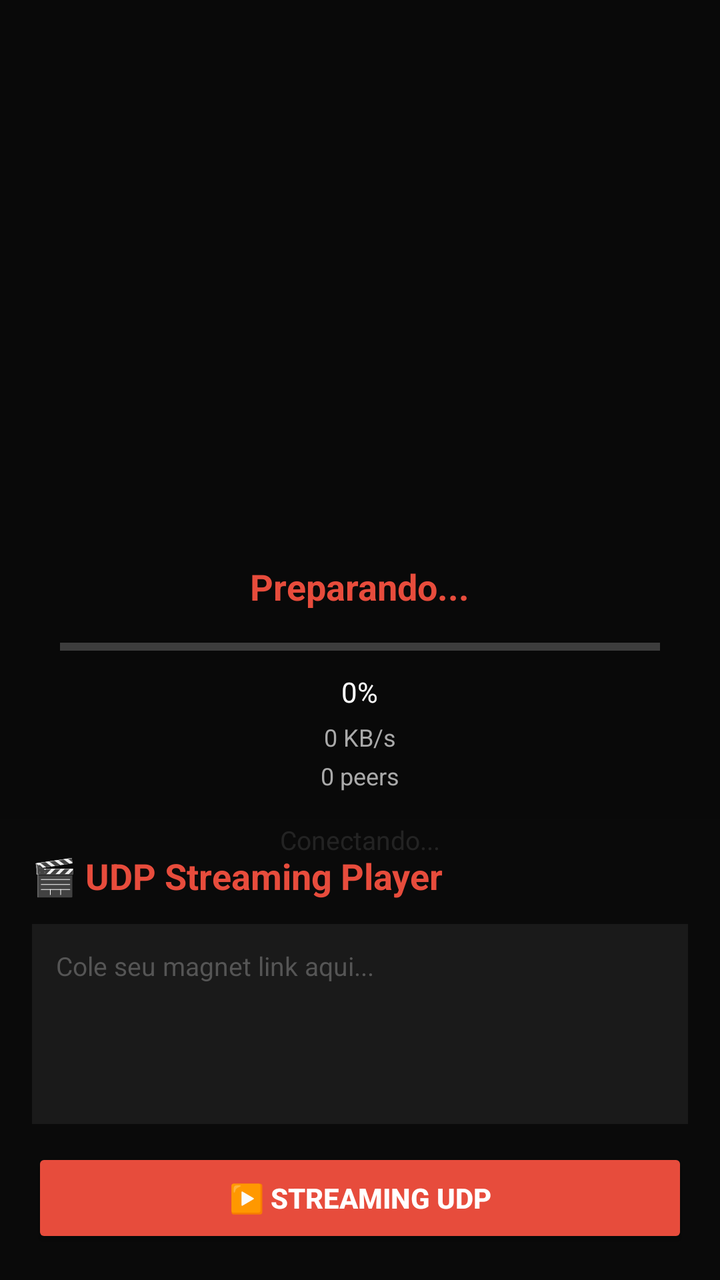
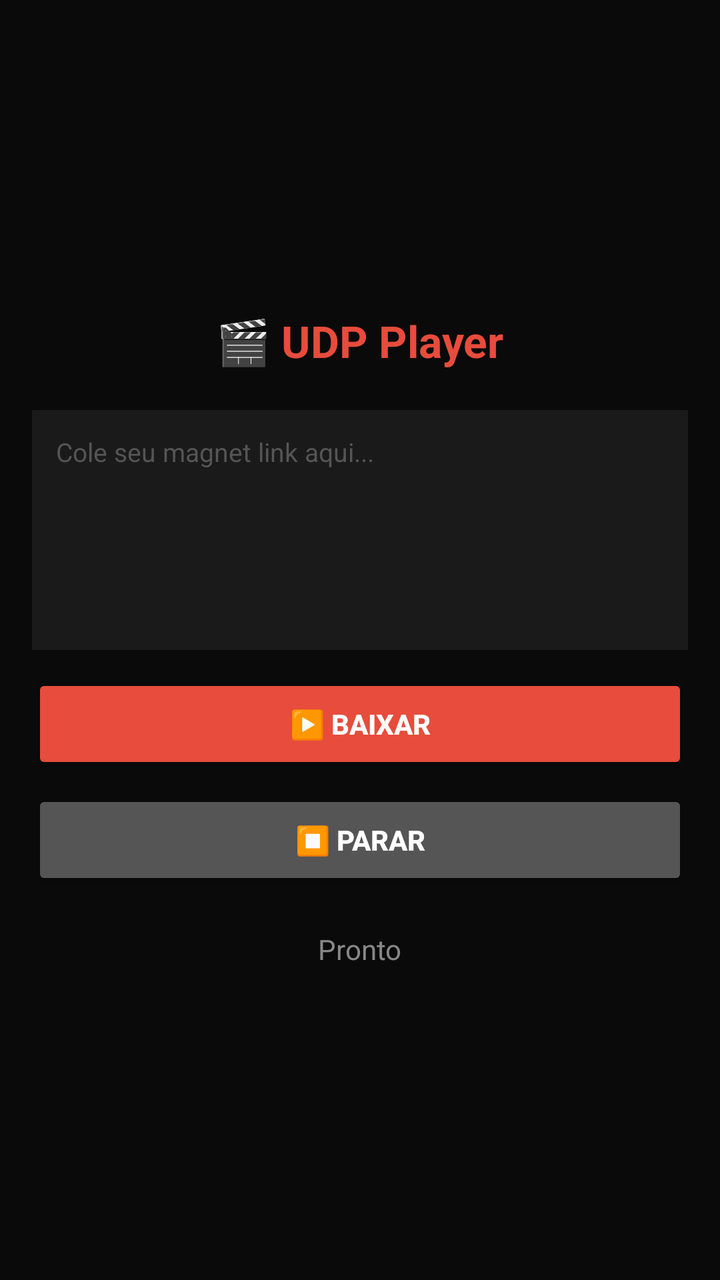

Compare the two renders of this Android layout. The source of the first and the diff that turns it into the second are given below.
<!-- AndroidManifest.xml: application theme Theme.AppCompat.NoActionBar -->
<!-- res/layout/activity_main.xml -->
<?xml version="1.0" encoding="utf-8"?>
<FrameLayout xmlns:android="http://schemas.android.com/apk/res/android"
    android:layout_width="match_parent"
    android:layout_height="match_parent"
    android:background="#0a0a0a">
    
    <VideoView
        android:id="@+id/video_view"
        android:layout_width="match_parent"
        android:layout_height="match_parent"
        android:visibility="gone" />
    
    <LinearLayout
        android:id="@+id/loading_overlay"
        android:layout_width="match_parent"
        android:layout_height="match_parent"
        android:gravity="center"
        android:orientation="vertical"
        android:background="#dd0a0a0a"
        android:visibility="visible">
        
        <ProgressBar
            android:layout_width="50dp"
            android:layout_height="50dp"
            android:indeterminateTint="#e74c3c" />
        
        <TextView
            android:id="@+id/loading_title"
            android:layout_width="wrap_content"
            android:layout_height="wrap_content"
            android:layout_marginTop="20dp"
            android:text="Preparando..."
            android:textColor="#e74c3c"
            android:textSize="18sp"
            android:textStyle="bold" />
        
        <ProgressBar
            android:id="@+id/buffer_bar"
            style="?android:attr/progressBarStyleHorizontal"
            android:layout_width="match_parent"
            android:layout_height="6dp"
            android:layout_marginStart="30dp"
            android:layout_marginEnd="30dp"
            android:layout_marginTop="15dp"
            android:progressTint="#e74c3c" />
        
        <TextView
            android:id="@+id/loading_progress"
            android:layout_width="wrap_content"
            android:layout_height="wrap_content"
            android:layout_marginTop="10dp"
            android:text="0%"
            android:textColor="#fff"
            android:textSize="14sp" />
        
        <TextView
            android:id="@+id/loading_speed"
            android:layout_width="wrap_content"
            android:layout_height="wrap_content"
            android:layout_marginTop="5dp"
            android:text="0 KB/s"
            android:textColor="#aaa"
            android:textSize="12sp" />
        
        <TextView
            android:id="@+id/loading_peers"
            android:layout_width="wrap_content"
            android:layout_height="wrap_content"
            android:layout_marginTop="3dp"
            android:text="0 peers"
            android:textColor="#aaa"
            android:textSize="12sp" />
        
        <TextView
            android:id="@+id/loading_status"
            android:layout_width="wrap_content"
            android:layout_height="wrap_content"
            android:layout_marginTop="15dp"
            android:text="Conectando..."
            android:textColor="#888"
            android:textSize="13sp" />
    </LinearLayout>
    
    <LinearLayout
        android:id="@+id/control_panel"
        android:layout_width="match_parent"
        android:layout_height="wrap_content"
        android:layout_gravity="bottom"
        android:orientation="vertical"
        android:padding="16dp"
        android:background="#cc0a0a0a">
        
        <TextView
            android:layout_width="wrap_content"
            android:layout_height="wrap_content"
            android:text="🎬 UDP Streaming Player"
            android:textColor="#e74c3c"
            android:textSize="18sp"
            android:textStyle="bold"
            android:layout_marginBottom="12dp" />
        
        <EditText
            android:id="@+id/magnet_input"
            android:layout_width="match_parent"
            android:layout_height="100dp"
            android:background="#1a1a1a"
            android:gravity="top"
            android:hint="Cole seu magnet link aqui..."
            android:textColorHint="#555"
            android:inputType="textMultiLine"
            android:padding="12dp"
            android:textColor="#fff"
            android:textSize="13sp" />
        
        <Button
            android:id="@+id/btn_play"
            android:layout_width="match_parent"
            android:layout_height="50dp"
            android:layout_marginTop="12dp"
            android:backgroundTint="#e74c3c"
            android:text="▶️ STREAMING UDP"
            android:textColor="#fff"
            android:textStyle="bold" />
        
        <LinearLayout
            android:id="@+id/stats_row"
            android:layout_width="match_parent"
            android:layout_height="wrap_content"
            android:layout_marginTop="12dp"
            android:orientation="horizontal"
            android:visibility="gone">
            
            <LinearLayout
                android:layout_width="0dp"
                android:layout_height="wrap_content"
                android:layout_weight="1"
                android:gravity="center"
                android:orientation="vertical"
                android:background="#1a1a1a"
                android:padding="8dp"
                android:layout_margin="2dp">
                <TextView android:id="@+id/stat_progress" android:text="0%" android:textColor="#e74c3c" android:textSize="16sp" android:textStyle="bold" />
                <TextView android:text="Progresso" android:textColor="#888" android:textSize="10sp" />
            </LinearLayout>
            
            <LinearLayout
                android:layout_width="0dp"
                android:layout_height="wrap_content"
                android:layout_weight="1"
                android:gravity="center"
                android:orientation="vertical"
                android:background="#1a1a1a"
                android:padding="8dp"
                android:layout_margin="2dp">
                <TextView android:id="@+id/stat_speed" android:text="0 KB/s" android:textColor="#e74c3c" android:textSize="16sp" android:textStyle="bold" />
                <TextView android:text="Velocidade" android:textColor="#888" android:textSize="10sp" />
            </LinearLayout>
            
            <LinearLayout
                android:layout_width="0dp"
                android:layout_height="wrap_content"
                android:layout_weight="1"
                android:gravity="center"
                android:orientation="vertical"
                android:background="#1a1a1a"
                android:padding="8dp"
                android:layout_margin="2dp">
                <TextView android:id="@+id/stat_peers" android:text="0" android:textColor="#e74c3c" android:textSize="16sp" android:textStyle="bold" />
                <TextView android:text="Peers UDP" android:textColor="#888" android:textSize="10sp" />
            </LinearLayout>
        </LinearLayout>
        
        <Button
            android:id="@+id/btn_stop"
            android:layout_width="match_parent"
            android:layout_height="50dp"
            android:layout_marginTop="8dp"
            android:backgroundTint="#555555"
            android:text="⏹️ PARAR"
            android:textColor="#fff"
            android:textStyle="bold"
            android:visibility="gone" />
    </LinearLayout>
    
</FrameLayout>
<!-- resources referenced by this layout -->
<resources>

</resources>

<!-- the commit's change to res/layout/activity_main.xml (unified diff, before → after) -->
@@ -1,185 +1,61 @@
 <?xml version="1.0" encoding="utf-8"?>
-<FrameLayout xmlns:android="http://schemas.android.com/apk/res/android"
+<LinearLayout xmlns:android="http://schemas.android.com/apk/res/android"
     android:layout_width="match_parent"
     android:layout_height="match_parent"
-    android:background="#0a0a0a">
+    android:orientation="vertical"
+    android:background="#0a0a0a"
+    android:padding="16dp"
+    android:gravity="center">
     
-    <VideoView
-        android:id="@+id/video_view"
+    <TextView
+        android:layout_width="wrap_content"
+        android:layout_height="wrap_content"
+        android:text="🎬 UDP Player"
+        android:textColor="#e74c3c"
+        android:textSize="22sp"
+        android:textStyle="bold"
+        android:layout_marginBottom="20dp" />
+    
+    <EditText
+        android:id="@+id/magnet_input"
         android:layout_width="match_parent"
-        android:layout_height="match_parent"
-        android:visibility="gone" />
+        android:layout_height="120dp"
+        android:background="#1a1a1a"
+        android:gravity="top"
+        android:hint="Cole seu magnet link aqui..."
+        android:textColorHint="#555"
+        android:inputType="textMultiLine"
+        android:padding="12dp"
+        android:textColor="#fff"
+        android:textSize="13sp" />
     
-    <LinearLayout
-        android:id="@+id/loading_overlay"
+    <Button
+        android:id="@+id/btn_play"
         android:layout_width="match_parent"
-        android:layout_height="match_parent"
-        android:gravity="center"
-        android:orientation="vertical"
-        android:background="#dd0a0a0a"
-        android:visibility="visible">
-        
-        <ProgressBar
-            android:layout_width="50dp"
-            android:layout_height="50dp"
-            android:indeterminateTint="#e74c3c" />
-        
-        <TextView
-            android:id="@+id/loading_title"
-            android:layout_width="wrap_content"
-            android:layout_height="wrap_content"
-            android:layout_marginTop="20dp"
-            android:text="Preparando..."
-            android:textColor="#e74c3c"
-            android:textSize="18sp"
-            android:textStyle="bold" />
-        
-        <ProgressBar
-            android:id="@+id/buffer_bar"
-            style="?android:attr/progressBarStyleHorizontal"
-            android:layout_width="match_parent"
-            android:layout_height="6dp"
-            android:layout_marginStart="30dp"
-            android:layout_marginEnd="30dp"
-            android:layout_marginTop="15dp"
-            android:progressTint="#e74c3c" />
-        
-        <TextView
-            android:id="@+id/loading_progress"
-            android:layout_width="wrap_content"
-            android:layout_height="wrap_content"
-            android:layout_marginTop="10dp"
-            android:text="0%"
-            android:textColor="#fff"
-            android:textSize="14sp" />
-        
-        <TextView
-            android:id="@+id/loading_speed"
-            android:layout_width="wrap_content"
-            android:layout_height="wrap_content"
-            android:layout_marginTop="5dp"
-            android:text="0 KB/s"
-            android:textColor="#aaa"
-            android:textSize="12sp" />
-        
-        <TextView
-            android:id="@+id/loading_peers"
-            android:layout_width="wrap_content"
-            android:layout_height="wrap_content"
-            android:layout_marginTop="3dp"
-            android:text="0 peers"
-            android:textColor="#aaa"
-            android:textSize="12sp" />
-        
-        <TextView
-            android:id="@+id/loading_status"
-            android:layout_width="wrap_content"
-            android:layout_height="wrap_content"
-            android:layout_marginTop="15dp"
-            android:text="Conectando..."
-            android:textColor="#888"
-            android:textSize="13sp" />
-    </LinearLayout>
+        android:layout_height="50dp"
+        android:layout_marginTop="12dp"
+        android:backgroundTint="#e74c3c"
+        android:text="▶️ BAIXAR"
+        android:textColor="#fff"
+        android:textStyle="bold" />
     
-    <LinearLayout
-        android:id="@+id/control_panel"
+    <Button
+        android:id="@+id/btn_stop"
         android:layout_width="match_parent"
+        android:layout_height="50dp"
+        android:layout_marginTop="8dp"
+        android:backgroundTint="#555"
+        android:text="⏹️ PARAR"
+        android:textColor="#fff"
+        android:textStyle="bold" />
+    
+    <TextView
+        android:id="@+id/loading_status"
+        android:layout_width="wrap_content"
         android:layout_height="wrap_content"
-        android:layout_gravity="bottom"
-        android:orientation="vertical"
-        android:padding="16dp"
-        android:background="#cc0a0a0a">
-        
-        <TextView
-            android:layout_width="wrap_content"
-            android:layout_height="wrap_content"
-            android:text="🎬 UDP Streaming Player"
-            android:textColor="#e74c3c"
-            android:textSize="18sp"
-            android:textStyle="bold"
-            android:layout_marginBottom="12dp" />
-        
-        <EditText
-            android:id="@+id/magnet_input"
-            android:layout_width="match_parent"
-            android:layout_height="100dp"
-            android:background="#1a1a1a"
-            android:gravity="top"
-            android:hint="Cole seu magnet link aqui..."
-            android:textColorHint="#555"
-            android:inputType="textMultiLine"
-            android:padding="12dp"
-            android:textColor="#fff"
-            android:textSize="13sp" />
-        
-        <Button
-            android:id="@+id/btn_play"
-            android:layout_width="match_parent"
-            android:layout_height="50dp"
-            android:layout_marginTop="12dp"
-            android:backgroundTint="#e74c3c"
-            android:text="▶️ STREAMING UDP"
-            android:textColor="#fff"
-            android:textStyle="bold" />
-        
-        <LinearLayout
-            android:id="@+id/stats_row"
-            android:layout_width="match_parent"
-            android:layout_height="wrap_content"
-            android:layout_marginTop="12dp"
-            android:orientation="horizontal"
-            android:visibility="gone">
-            
-            <LinearLayout
-                android:layout_width="0dp"
-                android:layout_height="wrap_content"
-                android:layout_weight="1"
-                android:gravity="center"
-                android:orientation="vertical"
-                android:background="#1a1a1a"
-                android:padding="8dp"
-                android:layout_margin="2dp">
-                <TextView android:id="@+id/stat_progress" android:text="0%" android:textColor="#e74c3c" android:textSize="16sp" android:textStyle="bold" />
-                <TextView android:text="Progresso" android:textColor="#888" android:textSize="10sp" />
-            </LinearLayout>
-            
-            <LinearLayout
-                android:layout_width="0dp"
-                android:layout_height="wrap_content"
-                android:layout_weight="1"
-                android:gravity="center"
-                android:orientation="vertical"
-                android:background="#1a1a1a"
-                android:padding="8dp"
-                android:layout_margin="2dp">
-                <TextView android:id="@+id/stat_speed" android:text="0 KB/s" android:textColor="#e74c3c" android:textSize="16sp" android:textStyle="bold" />
-                <TextView android:text="Velocidade" android:textColor="#888" android:textSize="10sp" />
-            </LinearLayout>
-            
-            <LinearLayout
-                android:layout_width="0dp"
-                android:layout_height="wrap_content"
-                android:layout_weight="1"
-                android:gravity="center"
-                android:orientation="vertical"
-                android:background="#1a1a1a"
-                android:padding="8dp"
-                android:layout_margin="2dp">
-                <TextView android:id="@+id/stat_peers" android:text="0" android:textColor="#e74c3c" android:textSize="16sp" android:textStyle="bold" />
-                <TextView android:text="Peers UDP" android:textColor="#888" android:textSize="10sp" />
-            </LinearLayout>
-        </LinearLayout>
-        
-        <Button
-            android:id="@+id/btn_stop"
-            android:layout_width="match_parent"
-            android:layout_height="50dp"
-            android:layout_marginTop="8dp"
-            android:backgroundTint="#555555"
-            android:text="⏹️ PARAR"
-            android:textColor="#fff"
-            android:textStyle="bold"
-            android:visibility="gone" />
-    </LinearLayout>
+        android:layout_marginTop="20dp"
+        android:text="Pronto"
+        android:textColor="#888"
+        android:textSize="14sp" />
     
-</FrameLayout>
+</LinearLayout>
